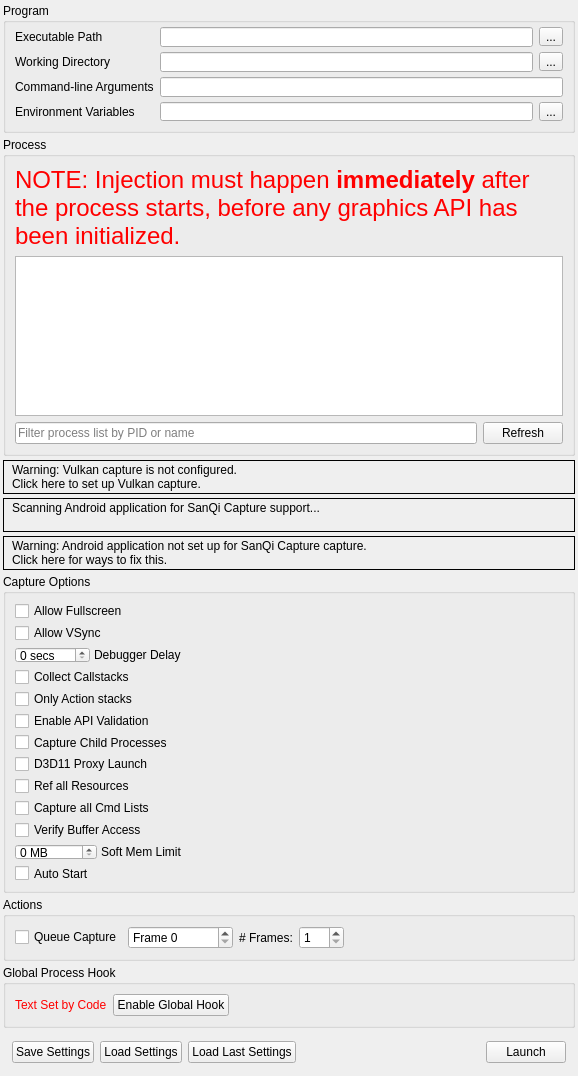
Qt form qrenderdoc/Windows/Dialogs/CaptureDialog.ui (duanminkid/renderdoc_sanqi) before a commit.
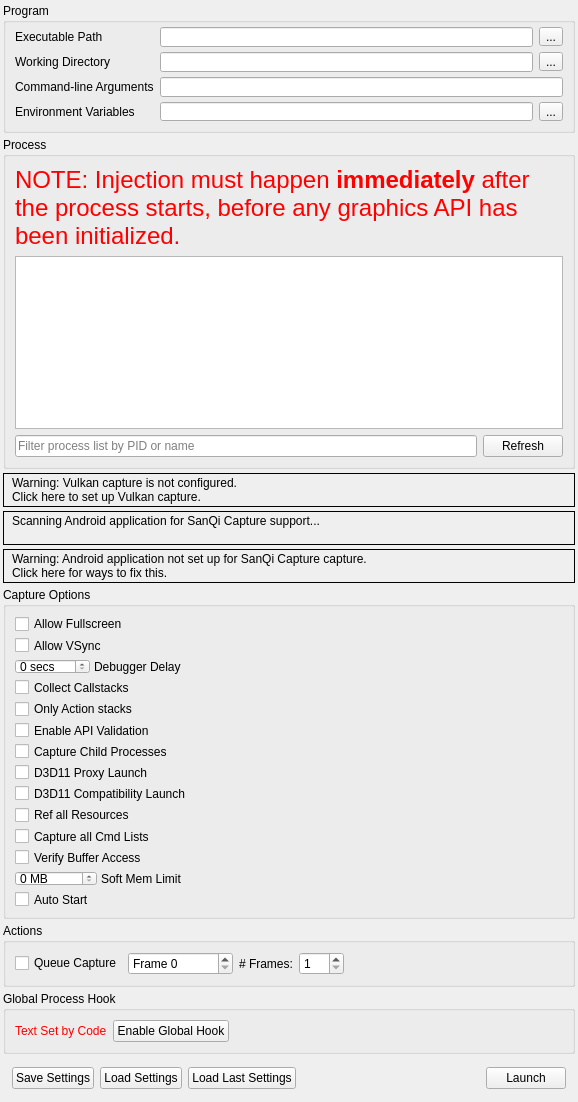
The same form after that commit. Icons and pictures are not drawn. Custom widgets are drawn as their Qt base class.

Commit message: fix(capture): stabilize generic D3D11 compatibility launch

```diff
--- a/qrenderdoc/Windows/Dialogs/CaptureDialog.ui
+++ b/qrenderdoc/Windows/Dialogs/CaptureDialog.ui
@@ -509,6 +509,16 @@
         </property>
        </widget>
       </item>
+      <item>
+       <widget class="QCheckBox" name="D3D11Compatibility">
+        <property name="toolTip">
+         <string>Register only D3D11/DXGI light hooks after injection completes. Use for D3D11 applications that terminate during normal startup capture. Only applies to direct executable launch; D3D11 Proxy, Steam URI launch, process attach, and child-process capture are not supported.</string>
+        </property>
+        <property name="text">
+         <string>D3D11 Compatibility Launch</string>
+        </property>
+       </widget>
+      </item>
       <item>
        <widget class="QCheckBox" name="RefAllResources">
         <property name="toolTip">
```
The commit also changes 7 other files.
